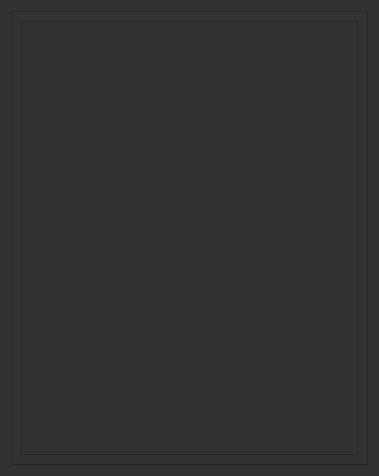
First picture: the form in storyTime/views/recordingsView.ui, repository moonbot/storyTime, before the edit.
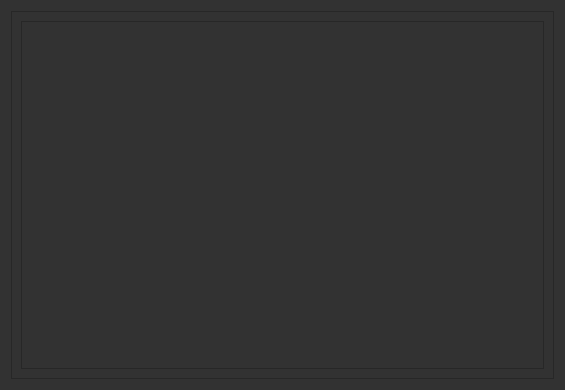
Second picture: the form after the edit.

Commit message: progress on tableView and fixing controllers

The edit to the form file:
```diff
--- a/storyTime/views/recordingsView.ui
+++ b/storyTime/views/recordingsView.ui
@@ -6,8 +6,8 @@
    <rect>
     <x>0</x>
     <y>0</y>
-    <width>379</width>
-    <height>476</height>
+    <width>565</width>
+    <height>390</height>
    </rect>
   </property>
   <property name="windowTitle">
@@ -25,17 +25,31 @@
      <property name="frameShadow">
       <enum>QFrame::Raised</enum>
      </property>
-     <layout class="QVBoxLayout" name="verticalLayout_2">
-      <item>
        <layout class="QVBoxLayout" name="verticalLayout">
         <item>
-         <widget class="QListView" name="listView">
+       <widget class="QTableView" name="tableView">
           <property name="dragEnabled">
            <bool>true</bool>
           </property>
-         </widget>
-        </item>
-       </layout>
+        <property name="selectionBehavior">
+         <enum>QAbstractItemView::SelectRows</enum>
+        </property>
+        <attribute name="horizontalHeaderVisible">
+         <bool>false</bool>
+        </attribute>
+        <attribute name="horizontalHeaderCascadingSectionResizes">
+         <bool>true</bool>
+        </attribute>
+        <attribute name="horizontalHeaderDefaultSectionSize">
+         <number>200</number>
+        </attribute>
+        <attribute name="horizontalHeaderMinimumSectionSize">
+         <number>50</number>
+        </attribute>
+        <attribute name="verticalHeaderVisible">
+         <bool>false</bool>
+        </attribute>
+       </widget>
       </item>
      </layout>
     </widget>
```
Lines whose indentation alone changed are shown as unchanged. The commit also changes 3 other files.
